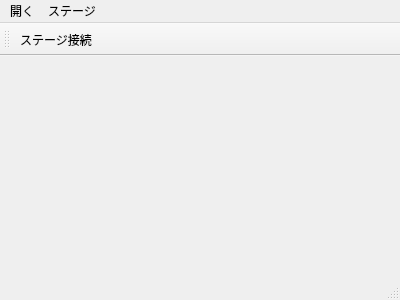
Old version of the form mainwindow.ui in the repository MaruoLab2015/5AxisFabricationApplication.
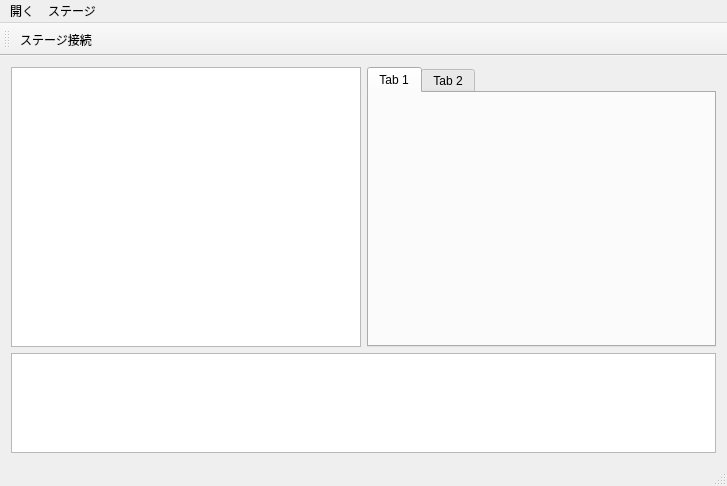
New version of the form.

Diff of the .ui file:
```diff
--- a/mainwindow.ui
+++ b/mainwindow.ui
@@ -6,20 +6,64 @@
    <rect>
     <x>0</x>
     <y>0</y>
-    <width>400</width>
-    <height>300</height>
+    <width>727</width>
+    <height>486</height>
    </rect>
   </property>
   <property name="windowTitle">
    <string>MainWindow</string>
   </property>
-  <widget class="QWidget" name="centralWidget"/>
+  <widget class="QWidget" name="centralWidget">
+   <layout class="QGridLayout" name="gridLayout">
+    <item row="0" column="0">
+     <layout class="QVBoxLayout" name="verticalLayout">
+      <item>
+       <layout class="QHBoxLayout" name="horizontalLayout">
+        <item>
+         <widget class="QGraphicsView" name="graphicsView"/>
+        </item>
+        <item>
+         <widget class="QTabWidget" name="tabWidget">
+          <widget class="QWidget" name="tab">
+           <attribute name="title">
+            <string>Tab 1</string>
+           </attribute>
+          </widget>
+          <widget class="QWidget" name="tab_2">
+           <attribute name="title">
+            <string>Tab 2</string>
+           </attribute>
+          </widget>
+         </widget>
+        </item>
+       </layout>
+      </item>
+      <item>
+       <widget class="QTextBrowser" name="debugTextBrowser">
+        <property name="minimumSize">
+         <size>
+          <width>0</width>
+          <height>100</height>
+         </size>
+        </property>
+        <property name="maximumSize">
+         <size>
+          <width>16777215</width>
+          <height>100</height>
+         </size>
+        </property>
+       </widget>
+      </item>
+     </layout>
+    </item>
+   </layout>
+  </widget>
   <widget class="QMenuBar" name="menuBar">
    <property name="geometry">
     <rect>
      <x>0</x>
      <y>0</y>
-     <width>400</width>
+     <width>727</width>
      <height>22</height>
     </rect>
    </property>
```
